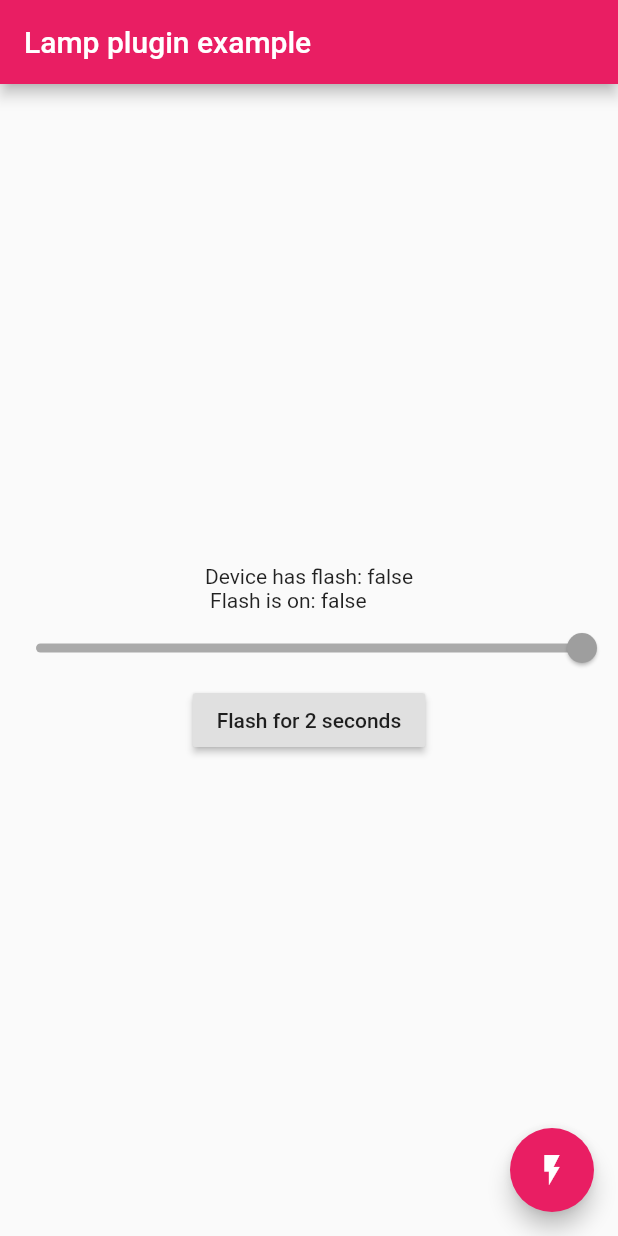
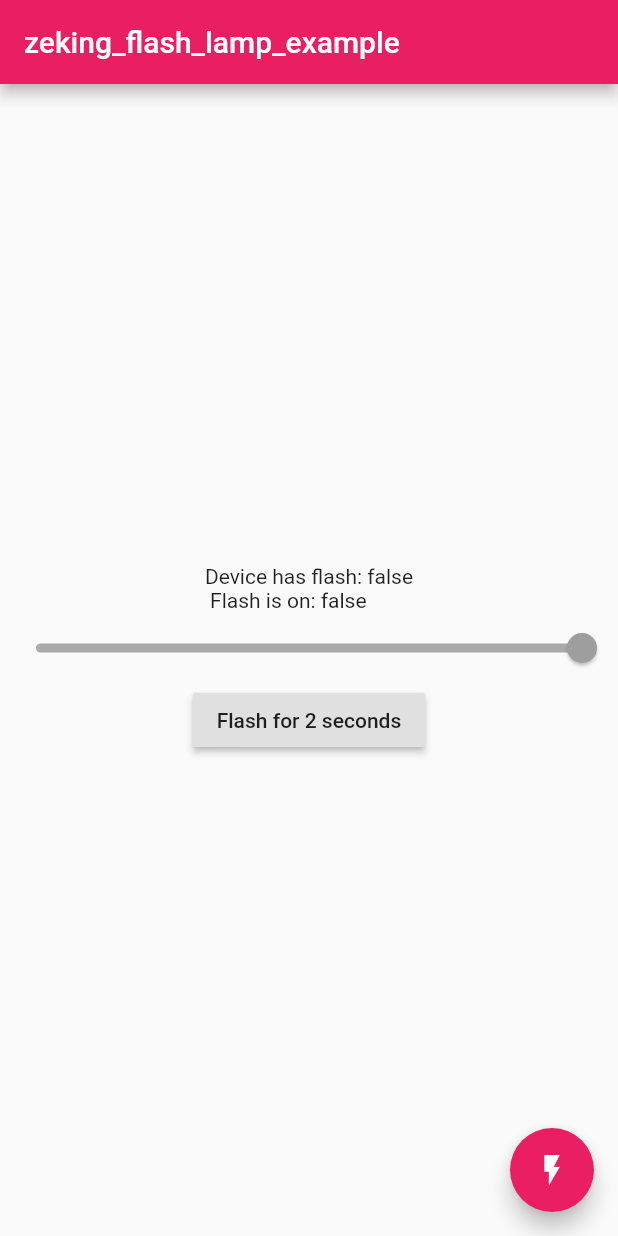
Before and after one commit to LZQL/zeking_flash_lamp, a Flutter app: the screen it shows after launch, on a phone screen of 412 x 824 dp. Run offline on Flutter 3.47's test engine with Material 2 defaults, Android fonts, the phone set to English and light mode, and no system bars.

Commit message:
更新说明

```diff
--- a/example/lib/main.dart
+++ b/example/lib/main.dart
@@ -35,7 +35,7 @@ class _MyAppState extends State<MyApp> {
     return new MaterialApp(
       theme: new ThemeData(primarySwatch: Colors.pink),
       home: new Scaffold(
-        appBar: new AppBar(title: new Text('Lamp plugin example')),
+        appBar: new AppBar(title: new Text('zeking_flash_lamp_example')),
         body: new Center(
           child: new Column(
               mainAxisAlignment: MainAxisAlignment.center,
--- a/example/pubspec.yaml
+++ b/example/pubspec.yaml
@@ -3,7 +3,7 @@ description: Demonstrates how to use the zeking_flash_lamp plugin.
 
 # The following line prevents the package from being accidentally published to
 # pub.dev using `pub publish`. This is preferred for private packages.
-publish_to: 'none' # Remove this line if you wish to publish to pub.dev
+#publish_to: 'none' # Remove this line if you wish to publish to pub.dev
 
 environment:
   sdk: ">=2.7.0 <3.0.0"
--- a/pubspec.yaml
+++ b/pubspec.yaml
@@ -1,8 +1,7 @@
 name: zeking_flash_lamp
 description: Flutter 闪光灯
 version: 0.0.1
-author:
-homepage:
+homepage: https://github.com/LZQL/zeking_flash_lamp
 
 environment:
   sdk: ">=2.7.0 <3.0.0"
```
Also changed, not shown: 1 other file.
